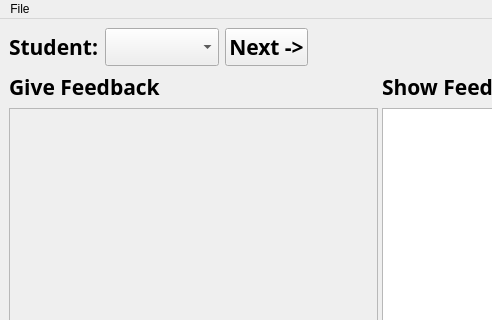
Qt form src/feat/views/gui_feat.ui (AnneliesVlaar/Feat) before a commit; both pictures show x 0 to 492 and y 0 to 320 of the 882 by 728 pixel window.
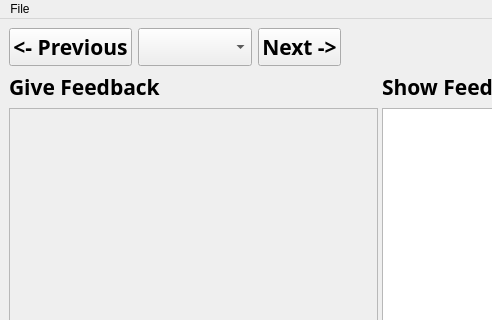
The same form after that commit.

Commit message: add Previous button to select students

The edit to the form file:
```diff
--- a/src/feat/views/gui_feat.ui
+++ b/src/feat/views/gui_feat.ui
@@ -24,13 +24,7 @@
        <enum>QLayout::SetDefaultConstraint</enum>
       </property>
       <item>
-       <widget class="QLabel" name="label_3">
-        <property name="sizePolicy">
-         <sizepolicy hsizetype="Fixed" vsizetype="Fixed">
-          <horstretch>0</horstretch>
-          <verstretch>0</verstretch>
-         </sizepolicy>
-        </property>
+       <widget class="QPushButton" name="PreviousButton">
         <property name="font">
          <font>
           <family>Agency FB</family>
@@ -40,7 +34,7 @@
          </font>
         </property>
         <property name="text">
-         <string>Student:</string>
+         <string>&lt;- Previous</string>
         </property>
        </widget>
       </item>
```
The commit also changes 3 other files.
